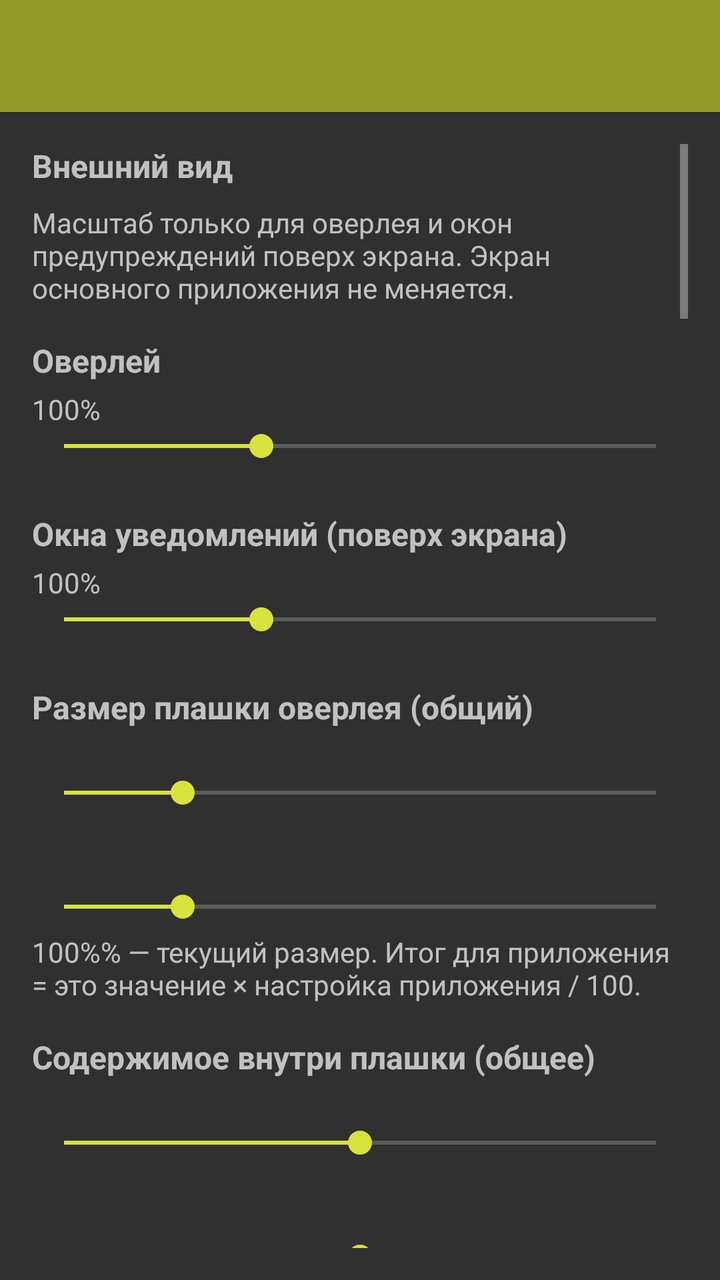
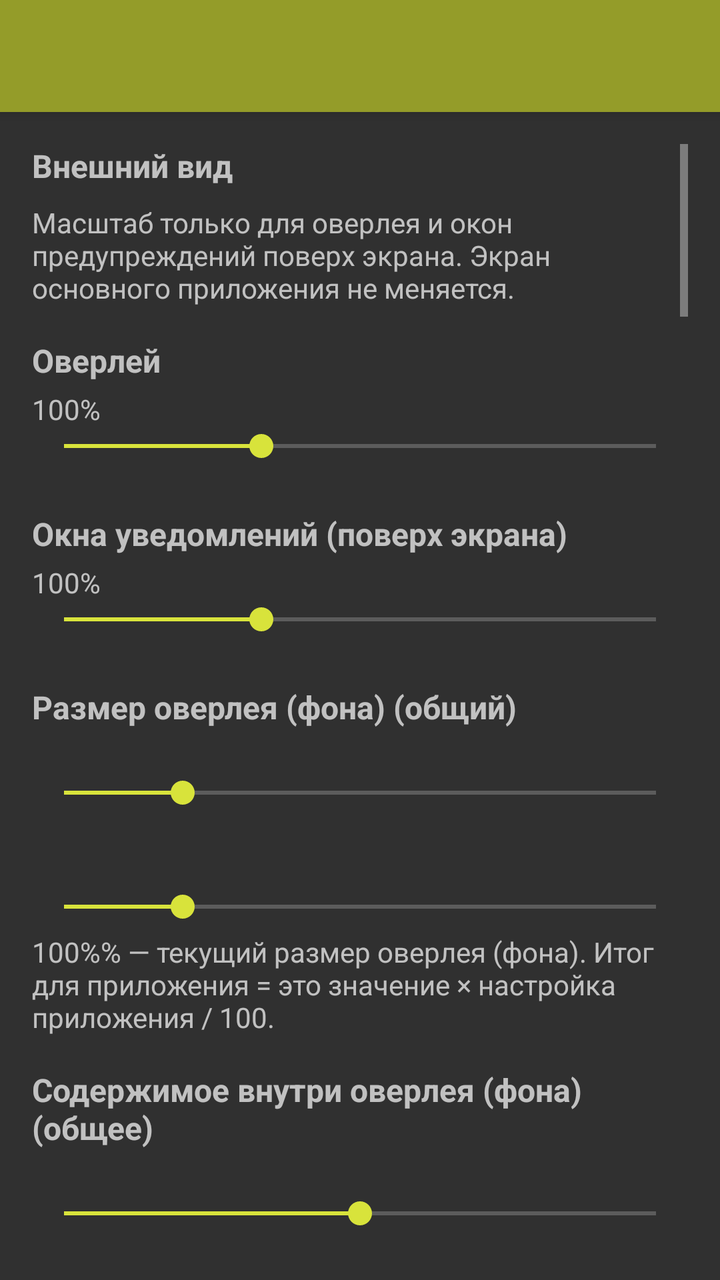

The first picture is an Android layout as it rendered before a commit; the second is the same layout after the commit. The layout source and the unified diff follow.
<!-- AndroidManifest.xml: application theme AppTheme -->
<!-- res/layout/activity_system_settings.xml -->
<?xml version="1.0" encoding="utf-8"?>
<LinearLayout xmlns:android="http://schemas.android.com/apk/res/android"
    android:layout_width="match_parent"
    android:layout_height="match_parent"
    android:orientation="vertical">

    <androidx.appcompat.widget.Toolbar
        android:id="@+id/toolbar"
        android:layout_width="match_parent"
        android:layout_height="?attr/actionBarSize"
        android:background="?attr/colorPrimary"
        android:elevation="4dp"
        android:theme="@style/ThemeOverlay.AppCompat.Dark.ActionBar" />

    <ScrollView
        android:layout_width="match_parent"
        android:layout_height="match_parent"
        android:padding="16dp">

        <LinearLayout
            android:layout_width="match_parent"
            android:layout_height="wrap_content"
            android:orientation="vertical">

            <TextView
                android:layout_width="match_parent"
                android:layout_height="wrap_content"
                android:paddingBottom="8dp"
                android:text="@string/system_settings_section_ui"
                android:textSize="16sp"
                android:textStyle="bold" />

            <TextView
                android:layout_width="match_parent"
                android:layout_height="wrap_content"
                android:paddingBottom="16dp"
                android:text="@string/ui_scaling_intro"
                android:textSize="14sp" />

            <TextView
                android:layout_width="match_parent"
                android:layout_height="wrap_content"
                android:text="@string/ui_scaling_overlay_title"
                android:textSize="16sp"
                android:textStyle="bold" />

            <TextView
                android:id="@+id/text_overlay_percent"
                android:layout_width="match_parent"
                android:layout_height="wrap_content"
                android:paddingTop="4dp"
                android:text="100%"
                android:textSize="14sp" />

            <SeekBar
                android:id="@+id/seek_overlay_scale"
                android:layout_width="match_parent"
                android:layout_height="wrap_content"
                android:max="200"
                android:min="50"
                android:progress="100" />

            <TextView
                android:layout_width="match_parent"
                android:layout_height="wrap_content"
                android:layout_marginTop="24dp"
                android:text="@string/ui_scaling_alert_title"
                android:textSize="16sp"
                android:textStyle="bold" />

            <TextView
                android:id="@+id/text_alert_percent"
                android:layout_width="match_parent"
                android:layout_height="wrap_content"
                android:paddingTop="4dp"
                android:text="100%"
                android:textSize="14sp" />

            <SeekBar
                android:id="@+id/seek_alert_scale"
                android:layout_width="match_parent"
                android:layout_height="wrap_content"
                android:max="200"
                android:min="50"
                android:progress="100" />

            <TextView
                android:layout_width="match_parent"
                android:layout_height="wrap_content"
                android:layout_marginTop="24dp"
                android:text="@string/system_settings_overlay_plate_title"
                android:textSize="16sp"
                android:textStyle="bold" />

            <TextView
                android:id="@+id/text_overlay_plate_width"
                android:layout_width="match_parent"
                android:layout_height="wrap_content"
                android:paddingTop="4dp"
                android:textSize="14sp" />

            <SeekBar
                android:id="@+id/seek_overlay_plate_width"
                android:layout_width="match_parent"
                android:layout_height="wrap_content"
                android:max="50"
                android:progress="10" />

            <TextView
                android:id="@+id/text_overlay_plate_height"
                android:layout_width="match_parent"
                android:layout_height="wrap_content"
                android:layout_marginTop="16dp"
                android:paddingTop="4dp"
                android:textSize="14sp" />

            <SeekBar
                android:id="@+id/seek_overlay_plate_height"
                android:layout_width="match_parent"
                android:layout_height="wrap_content"
                android:max="50"
                android:progress="10" />

            <TextView
                android:layout_width="match_parent"
                android:layout_height="wrap_content"
                android:paddingTop="4dp"
                android:paddingBottom="8dp"
                android:text="@string/system_settings_overlay_plate_hint"
                android:textSize="14sp" />

            <TextView
                android:layout_width="match_parent"
                android:layout_height="wrap_content"
                android:layout_marginTop="8dp"
                android:text="@string/system_settings_overlay_content_title"
                android:textSize="16sp"
                android:textStyle="bold" />

            <TextView
                android:id="@+id/text_overlay_content_offset_x"
                android:layout_width="match_parent"
                android:layout_height="wrap_content"
                android:paddingTop="4dp"
                android:textSize="14sp" />

            <SeekBar
                android:id="@+id/seek_overlay_content_offset_x"
                android:layout_width="match_parent"
                android:layout_height="wrap_content"
                android:max="80"
                android:progress="40" />

            <TextView
                android:id="@+id/text_overlay_content_offset_y"
                android:layout_width="match_parent"
                android:layout_height="wrap_content"
                android:layout_marginTop="16dp"
                android:paddingTop="4dp"
                android:textSize="14sp" />

            <SeekBar
                android:id="@+id/seek_overlay_content_offset_y"
                android:layout_width="match_parent"
                android:layout_height="wrap_content"
                android:max="80"
                android:progress="40" />

            <TextView
                android:layout_width="match_parent"
                android:layout_height="wrap_content"
                android:paddingTop="4dp"
                android:paddingBottom="8dp"
                android:text="@string/system_settings_overlay_content_hint"
                android:textSize="14sp" />

            <LinearLayout
                android:layout_width="match_parent"
                android:layout_height="wrap_content"
                android:layout_marginTop="24dp"
                android:gravity="center_vertical"
                android:orientation="horizontal">

                <TextView
                    android:layout_width="0dp"
                    android:layout_height="wrap_content"
                    android:layout_weight="1"
                    android:text="@string/system_settings_notification_sound"
                    android:textSize="16sp" />

                <androidx.appcompat.widget.SwitchCompat
                    android:id="@+id/switch_notification_sound"
                    android:layout_width="wrap_content"
                    android:layout_height="wrap_content" />
            </LinearLayout>

            <TextView
                android:layout_width="match_parent"
                android:layout_height="wrap_content"
                android:paddingTop="4dp"
                android:paddingBottom="8dp"
                android:text="@string/system_settings_notification_sound_hint"
                android:textSize="14sp" />

            <TextView
                android:layout_width="match_parent"
                android:layout_height="wrap_content"
                android:layout_marginTop="8dp"
                android:text="@string/system_settings_notification_sound_mode_label"
                android:textSize="14sp"
                android:textStyle="bold" />

            <androidx.appcompat.widget.AppCompatSpinner
                android:id="@+id/spinner_notification_sound_mode"
                android:layout_width="match_parent"
                android:layout_height="wrap_content"
                android:layout_marginTop="4dp" />

            <TextView
                android:layout_width="match_parent"
                android:layout_height="wrap_content"
                android:paddingTop="4dp"
                android:paddingBottom="8dp"
                android:text="@string/system_settings_notification_sound_mode_hint"
                android:textSize="14sp" />

            <Button
                android:id="@+id/button_notification_sound_test"
                android:layout_width="match_parent"
                android:layout_height="wrap_content"
                android:text="@string/system_settings_notification_sound_test" />

            <Button
                android:id="@+id/button_notification_sound_test_delayed"
                android:layout_width="match_parent"
                android:layout_height="wrap_content"
                android:layout_marginTop="8dp"
                android:text="@string/system_settings_notification_sound_test_delayed" />

            <TextView
                android:layout_width="match_parent"
                android:layout_height="wrap_content"
                android:paddingTop="4dp"
                android:paddingBottom="8dp"
                android:text="@string/system_settings_notification_sound_test_hint"
                android:textSize="14sp" />

            <LinearLayout
                android:layout_width="match_parent"
                android:layout_height="wrap_content"
                android:layout_marginTop="8dp"
                android:gravity="center_vertical"
                android:orientation="horizontal">

                <TextView
                    android:layout_width="0dp"
                    android:layout_height="wrap_content"
                    android:layout_weight="1"
                    android:text="@string/system_settings_media_fgs"
                    android:textSize="16sp" />

                <androidx.appcompat.widget.SwitchCompat
                    android:id="@+id/switch_media_fgs"
                    android:layout_width="wrap_content"
                    android:layout_height="wrap_content" />
            </LinearLayout>

            <LinearLayout
                android:layout_width="match_parent"
                android:layout_height="wrap_content"
                android:layout_marginTop="8dp"
                android:gravity="center_vertical"
                android:orientation="horizontal">

                <TextView
                    android:layout_width="0dp"
                    android:layout_height="wrap_content"
                    android:layout_weight="1"
                    android:text="@string/system_settings_restore_playback"
                    android:textSize="16sp" />

                <androidx.appcompat.widget.SwitchCompat
                    android:id="@+id/switch_restore_playback"
                    android:layout_width="wrap_content"
                    android:layout_height="wrap_content" />
            </LinearLayout>

            <TextView
                android:layout_width="match_parent"
                android:layout_height="wrap_content"
                android:paddingTop="4dp"
                android:paddingBottom="8dp"
                android:text="@string/system_settings_restore_playback_hint"
                android:textSize="14sp" />

            <TextView
                android:layout_width="match_parent"
                android:layout_height="wrap_content"
                android:paddingTop="4dp"
                android:paddingBottom="8dp"
                android:text="@string/system_settings_media_fgs_hint"
                android:textSize="14sp" />

            <TextView
                android:layout_width="match_parent"
                android:layout_height="wrap_content"
                android:layout_marginTop="32dp"
                android:paddingBottom="8dp"
                android:text="@string/system_settings_section_temp"
                android:textSize="16sp"
                android:textStyle="bold" />

            <TextView
                android:layout_width="match_parent"
                android:layout_height="wrap_content"
                android:paddingBottom="8dp"
                android:text="@string/system_settings_speed_gate_hint"
                android:textSize="14sp" />

            <TextView
                android:id="@+id/text_temp_speed_gate"
                android:layout_width="match_parent"
                android:layout_height="wrap_content"
                android:paddingTop="4dp"
                android:textSize="14sp" />

            <SeekBar
                android:id="@+id/seek_temp_speed_gate"
                android:layout_width="match_parent"
                android:layout_height="wrap_content"
                android:max="120"
                android:progress="30" />

            <TextView
                android:layout_width="match_parent"
                android:layout_height="wrap_content"
                android:layout_marginTop="24dp"
                android:text="@string/system_settings_avg_window_title"
                android:textSize="16sp"
                android:textStyle="bold" />

            <TextView
                android:id="@+id/text_temp_avg_window"
                android:layout_width="match_parent"
                android:layout_height="wrap_content"
                android:paddingTop="4dp"
                android:textSize="14sp" />

            <SeekBar
                android:id="@+id/seek_temp_avg_window"
                android:layout_width="match_parent"
                android:layout_height="wrap_content"
                android:max="30"
                android:min="1"
                android:progress="5" />

            <TextView
                android:layout_width="match_parent"
                android:layout_height="wrap_content"
                android:layout_marginTop="24dp"
                android:text="@string/system_settings_offset_title"
                android:textSize="16sp"
                android:textStyle="bold" />

            <TextView
                android:id="@+id/text_thermometer_offset"
                android:layout_width="match_parent"
                android:layout_height="wrap_content"
                android:paddingTop="4dp"
                android:textSize="14sp" />

            <SeekBar
                android:id="@+id/seek_thermometer_offset"
                android:layout_width="match_parent"
                android:layout_height="wrap_content"
                android:max="200"
                android:progress="100" />

            <TextView
                android:layout_width="match_parent"
                android:layout_height="wrap_content"
                android:layout_marginTop="32dp"
                android:paddingBottom="8dp"
                android:text="@string/system_settings_section_sensor"
                android:textSize="16sp"
                android:textStyle="bold" />

            <TextView
                android:layout_width="match_parent"
                android:layout_height="wrap_content"
                android:paddingBottom="8dp"
                android:text="@string/system_settings_sensor_hold_hint"
                android:textSize="14sp" />

            <TextView
                android:layout_width="match_parent"
                android:layout_height="wrap_content"
                android:layout_marginTop="8dp"
                android:text="@string/system_settings_sensor_hold_title"
                android:textSize="16sp"
                android:textStyle="bold" />

            <TextView
                android:id="@+id/text_sensor_hold"
                android:layout_width="match_parent"
                android:layout_height="wrap_content"
                android:paddingTop="4dp"
                android:textSize="14sp" />

            <SeekBar
                android:id="@+id/seek_sensor_hold"
                android:layout_width="match_parent"
                android:layout_height="wrap_content"
                android:max="30"
                android:min="1"
                android:progress="6" />

            <TextView
                android:layout_width="match_parent"
                android:layout_height="wrap_content"
                android:layout_marginTop="24dp"
                android:paddingBottom="8dp"
                android:text="@string/system_settings_section_autostart"
                android:textSize="16sp"
                android:textStyle="bold" />

            <TextView
                android:layout_width="match_parent"
                android:layout_height="wrap_content"
                android:paddingBottom="12dp"
                android:text="@string/system_settings_autostart_intro"
                android:textSize="14sp" />

            <TextView
                android:layout_width="match_parent"
                android:layout_height="wrap_content"
                android:text="@string/system_settings_autostart_type_label"
                android:textSize="14sp"
                android:textStyle="bold" />

            <androidx.appcompat.widget.AppCompatSpinner
                android:id="@+id/spinner_autostart_mode"
                android:layout_width="match_parent"
                android:layout_height="wrap_content"
                android:layout_marginTop="4dp" />

            <TextView
                android:layout_width="match_parent"
                android:layout_height="wrap_content"
                android:layout_marginTop="16dp"
                android:text="@string/system_settings_autostart_referrer_label"
                android:textSize="14sp"
                android:textStyle="bold" />

            <androidx.appcompat.widget.AppCompatEditText
                android:id="@+id/edit_autostart_referrer"
                android:layout_width="match_parent"
                android:layout_height="wrap_content"
                android:layout_marginTop="4dp"
                android:hint="@string/system_settings_autostart_pattern_hint"
                android:importantForAutofill="no"
                android:inputType="textUri|textNoSuggestions" />

            <TextView
                android:layout_width="match_parent"
                android:layout_height="wrap_content"
                android:layout_marginTop="32dp"
                android:paddingBottom="8dp"
                android:text="@string/system_settings_section_background"
                android:textSize="16sp"
                android:textStyle="bold" />

            <TextView
                android:layout_width="match_parent"
                android:layout_height="wrap_content"
                android:paddingBottom="12dp"
                android:text="@string/system_settings_background_intro"
                android:textSize="14sp" />

            <Button
                android:id="@+id/button_battery_whitelist"
                android:layout_width="match_parent"
                android:layout_height="wrap_content"
                android:text="@string/system_settings_battery_whitelist" />

            <Button
                android:id="@+id/button_app_info"
                android:layout_width="match_parent"
                android:layout_height="wrap_content"
                android:layout_marginTop="8dp"
                android:text="@string/system_settings_app_info" />

        </LinearLayout>
    </ScrollView>
</LinearLayout>
<!-- resources referenced by this layout -->
<resources>
  <string name="system_settings_app_info">Сведения о приложении</string>
  <string name="system_settings_autostart_pattern_hint">com[.]android[.](settings|systemui)</string>
  <string name="system_settings_autostart_referrer_label">Фрагмент / regex под referrer</string>
  <string name="system_settings_autostart_type_label">Тип автозапуска</string>
  <string name="system_settings_avg_window_title">Интервал средней температуры</string>
  <string name="system_settings_battery_whitelist">Не оптимизировать батарею</string>
  <string name="system_settings_media_fgs">Объявлять приложение медиаплеером</string>
  <string name="system_settings_media_fgs_hint">Фоновый сервис сообщает системе тип «воспроизведение медиа». Возможно, именно по этому признаку магнитола считает нас медиаприложением и на любой наш звук переключает источник усилителя. Выключите и перезапустите приложение, чтобы проверить: если после этого сигнал перестанет обрывать музыку — дело было в нём. Обратная сторона: без этого признака прошивка может активнее выгружать сервис из памяти.</string>
  <string name="system_settings_notification_sound">Звук при уведомлениях</string>
  <string name="system_settings_notification_sound_hint">Короткий сигнал при показе предупреждений и ошибок поверх экрана.</string>
  <string name="system_settings_notification_sound_mode_label">Как проигрывать сигнал</string>
  <string name="system_settings_notification_sound_test">Проверить звук сейчас</string>
  <string name="system_settings_notification_sound_test_delayed">Проверить через 10 секунд</string>
  <string name="system_settings_offset_title">Поправка показаний термометра</string>
  <string name="system_settings_overlay_content_hint">Сдвиг значка и текстов внутри плашки; проценты от размера самого содержимого, 0%% — по центру. Итог для приложения = это значение + настройка приложения.</string>
  <string name="system_settings_overlay_content_title">Содержимое внутри плашки (общее)</string>
  <string name="system_settings_overlay_plate_hint">100%% — текущий размер. Итог для приложения = это значение × настройка приложения / 100.</string>
  <string name="system_settings_overlay_plate_title">Размер плашки оверлея (общий)</string>
  <string name="system_settings_restore_playback">Возвращать музыку после сигнала</string>
  <string name="system_settings_restore_playback_hint">Через секунду после сигнала приложение отправит системе команду «играть» — ту же, что кнопка воспроизведения на руле. Поможет, если магнитола закрыла плеер, но не выгрузила его из памяти. Если плеер убит совсем, команде некуда идти и музыку придётся поднимать вручную.</string>
  <string name="system_settings_section_autostart">Автозапуск термосервиса</string>
  <string name="system_settings_section_background">Фон и автозапуск на магнитоле</string>
  <string name="system_settings_section_sensor">Связь с датчиком температуры</string>
  <string name="system_settings_section_temp">Температура и скорость (GPS)</string>
  <string name="system_settings_section_ui">Внешний вид</string>
  <string name="system_settings_sensor_hold_title">Удержание показания при потере сигнала</string>
  <string name="ui_scaling_alert_title">Окна уведомлений (поверх экрана)</string>
  <string name="ui_scaling_intro">Масштаб только для оверлея и окон предупреждений поверх экрана. Экран основного приложения не меняется.</string>
  <string name="ui_scaling_overlay_title">Оверлей</string>
  <color name="colorPrimary">#949C29</color>
  <color name="colorPrimaryDark">#61671B</color>
  <color name="colorAccent">#D8E33B</color>
  <!-- unchanged entries left out for length: 7 -->
</resources>

<!-- the commit's change to res/layout/activity_system_settings.xml (unified diff, before → after) -->
@@ -148,8 +148,8 @@
                 android:id="@+id/seek_overlay_content_offset_x"
                 android:layout_width="match_parent"
                 android:layout_height="wrap_content"
-                android:max="80"
-                android:progress="40" />
+                android:max="40"
+                android:progress="20" />
 
             <TextView
                 android:id="@+id/text_overlay_content_offset_y"
@@ -163,8 +163,8 @@
                 android:id="@+id/seek_overlay_content_offset_y"
                 android:layout_width="match_parent"
                 android:layout_height="wrap_content"
-                android:max="80"
-                android:progress="40" />
+                android:max="40"
+                android:progress="20" />
 
             <TextView
                 android:layout_width="match_parent"
<!-- resource entries referenced after the edit -->
@@ -14,10 +14,10 @@
   <string name="system_settings_notification_sound_test">Проверить звук сейчас</string>
   <string name="system_settings_notification_sound_test_delayed">Проверить через 10 секунд</string>
   <string name="system_settings_offset_title">Поправка показаний термометра</string>
-  <string name="system_settings_overlay_content_hint">Сдвиг значка и текстов внутри плашки; проценты от размера самого содержимого, 0%% — по центру. Итог для приложения = это значение + настройка приложения.</string>
-  <string name="system_settings_overlay_content_title">Содержимое внутри плашки (общее)</string>
-  <string name="system_settings_overlay_plate_hint">100%% — текущий размер. Итог для приложения = это значение × настройка приложения / 100.</string>
-  <string name="system_settings_overlay_plate_title">Размер плашки оверлея (общий)</string>
+  <string name="system_settings_overlay_content_hint">Сдвиг значка и текстов внутри оверлея (фона); проценты от размера самого содержимого, 0%% — по центру. Итог для приложения = это значение + настройка приложения.</string>
+  <string name="system_settings_overlay_content_title">Содержимое внутри оверлея (фона) (общее)</string>
+  <string name="system_settings_overlay_plate_hint">100%% — текущий размер оверлея (фона). Итог для приложения = это значение × настройка приложения / 100.</string>
+  <string name="system_settings_overlay_plate_title">Размер оверлея (фона) (общий)</string>
   <string name="system_settings_restore_playback">Возвращать музыку после сигнала</string>
   <string name="system_settings_restore_playback_hint">Через секунду после сигнала приложение отправит системе команду «играть» — ту же, что кнопка воспроизведения на руле. Поможет, если магнитола закрыла плеер, но не выгрузила его из памяти. Если плеер убит совсем, команде некуда идти и музыку придётся поднимать вручную.</string>
   <string name="system_settings_section_autostart">Автозапуск термосервиса</string>
